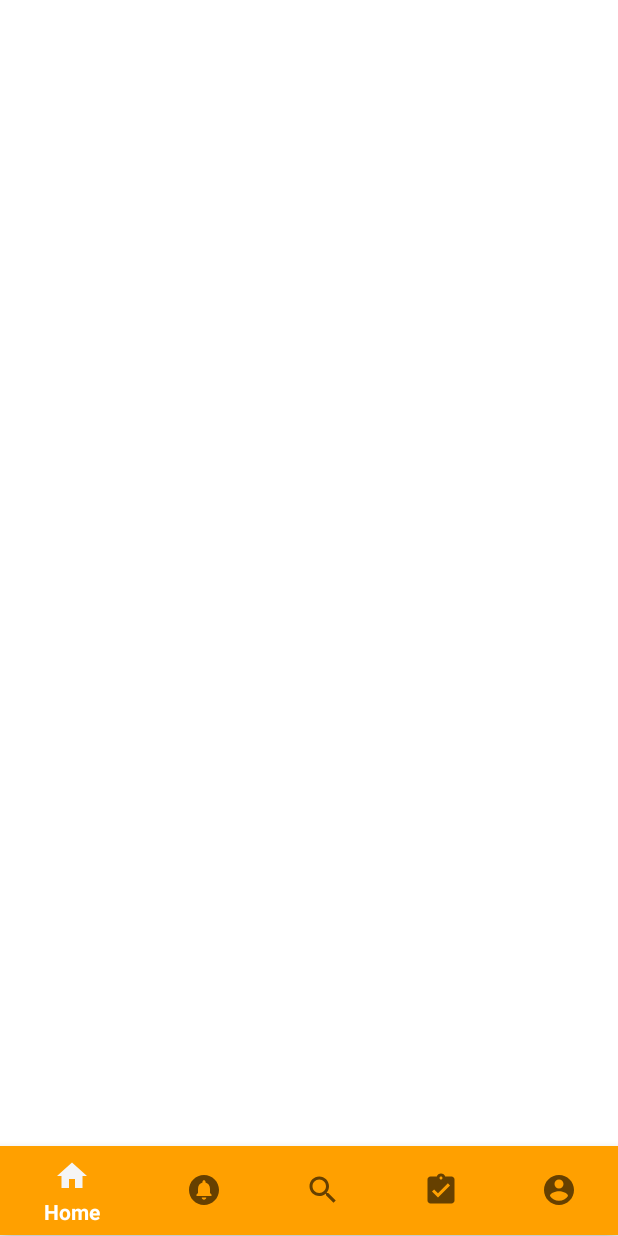
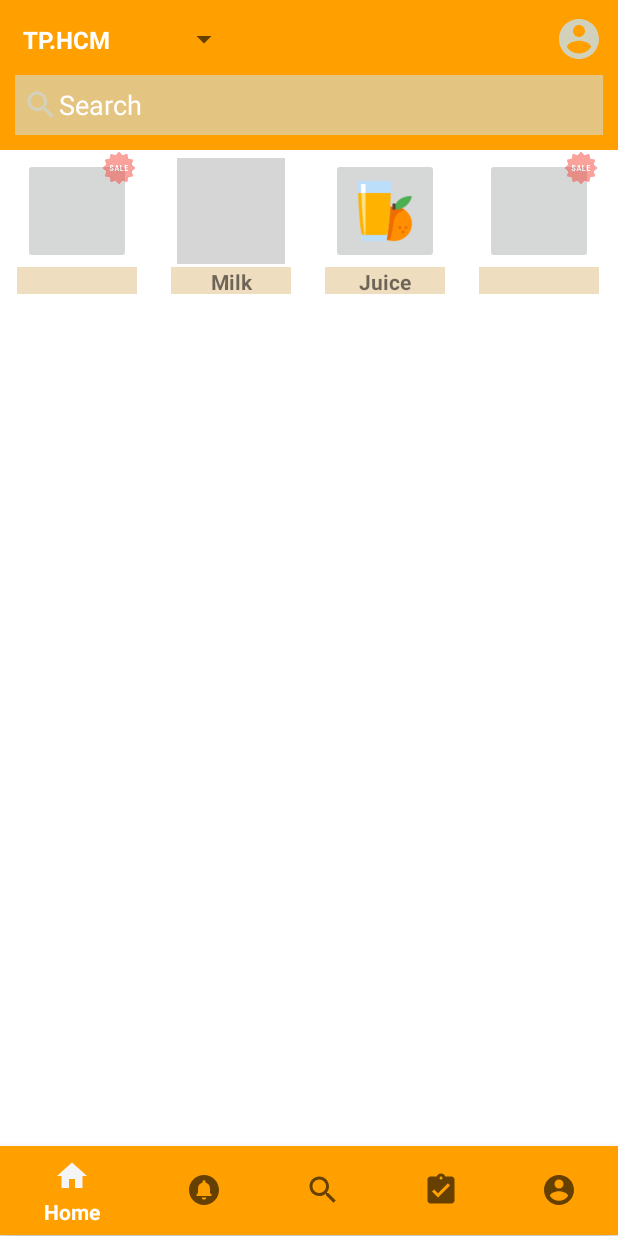
Before and after one commit to TienNHM/VietShop, an Android app: the screen it shows after launch (MainActivity), on a phone screen of 412 x 824 dp. Run offline under Robolectric (Android 15) with nearby library versions, the phone set to English and light mode, and no system bars; libraries missing offline, so code that uses them is left out: com.tbuonomo.viewpagerdotsindicator; Roboto replaces fonts that are not available here; grey boxes are pictures that could not be loaded.

Commit message:
set default fragment to fragment_home.xml

```diff
--- a/app/src/main/java/hcmute/edu/vn/id18110377/HomeFragment.java
+++ b/app/src/main/java/hcmute/edu/vn/id18110377/HomeFragment.java
@@ -76,7 +76,7 @@ public class HomeFragment extends Fragment {
         spinner.setAdapter(adapter);
 
         List<Product> productList = new ArrayList<>();
-        productList.add(new Product(0, "Beer", R.drawable.beer, R.drawable.sale));
+        productList.add(new Product(0, "Beer", R.drawable.milk_bottle, R.drawable.sale));
         productList.add(new Product(1, "Milk", R.drawable.milk_bottle));
         productList.add(new Product(2, "Juice", R.drawable.orange_juice));
         productList.add(new Product(3, "", R.drawable.cocktail, R.drawable.sale));
--- a/app/src/main/java/hcmute/edu/vn/id18110377/MainActivity.java
+++ b/app/src/main/java/hcmute/edu/vn/id18110377/MainActivity.java
@@ -22,23 +22,23 @@ public class MainActivity extends AppCompatActivity {
             onNavItemSelectedListener = item -> {
         Fragment fragment;
         switch (item.getItemId()) {
-            case R.id.home:
+            case R.id.menuHome:
                 fragment = new HomeFragment();
                 loadFragment(fragment);
                 return true;
-            case R.id.cart:
+            case R.id.menuCart:
                 fragment = new CartFragment();
                 loadFragment(fragment);
                 return true;
-            case R.id.account:
+            case R.id.menuAccount:
                 fragment = new AccountFragment();
                 loadFragment(fragment);
                 return true;
-            case R.id.notifications:
+            case R.id.menuNotifications:
                 fragment = new NotificationFragment();
                 loadFragment(fragment);
                 return true;
-            case R.id.search:
+            case R.id.menuSearch:
                 fragment = new SearchFragment();
                 loadFragment(fragment);
                 return true;
@@ -60,6 +60,9 @@ public class MainActivity extends AppCompatActivity {
         BottomNavigationView navigationView = this.findViewById(R.id.bottom_navbar);
         navigationView.setOnNavigationItemSelectedListener(onNavItemSelectedListener);
 
+        if (savedInstanceState == null) {
+            navigationView.setSelectedItemId(R.id.menuHome);
+        }
 
         /*img_list.add(ResourcesCompat.getDrawable(getResources(), R.drawable.bg_food, null));
         img_list.add(ResourcesCompat.getDrawable(getResources(), R.drawable.bg, null));
--- a/app/src/main/res/layout/fragment_account.xml
+++ b/app/src/main/res/layout/fragment_account.xml
@@ -20,7 +20,7 @@
             app:layout_constraintTop_toTopOf="parent">
 
             <ImageButton
-                android:id="@+id/account"
+                android:id="@+id/menuAccount"
                 android:layout_width="48dp"
                 android:layout_height="48dp"
                 android:layout_marginVertical="10dp"
--- a/app/src/main/res/layout/fragment_home.xml
+++ b/app/src/main/res/layout/fragment_home.xml
@@ -36,7 +36,7 @@
                 app:layout_constraintVertical_bias="0.0" />
 
             <ImageButton
-                android:id="@+id/account"
+                android:id="@+id/menuAccount"
                 android:layout_width="32dp"
                 android:layout_height="32dp"
                 android:layout_margin="10dp"
--- a/app/src/main/res/layout/product.xml
+++ b/app/src/main/res/layout/product.xml
@@ -21,21 +21,21 @@
             android:textStyle="bold" />
 
         <ImageButton
-            android:id="@+id/notifications"
+            android:id="@+id/menuNotifications"
             android:layout_width="wrap_content"
             android:layout_height="48dp"
             android:layout_weight="1"
             android:background="@drawable/notifications" />
 
         <ImageButton
-            android:id="@+id/account"
+            android:id="@+id/menuAccount"
             android:layout_width="wrap_content"
             android:layout_height="48dp"
             android:layout_weight="1"
             android:background="@drawable/account" />
 
         <ImageButton
-            android:id="@+id/search"
+            android:id="@+id/menuSearch"
             android:layout_width="wrap_content"
             android:layout_height="48dp"
             android:layout_weight="1"
--- a/app/src/main/res/layout/product_detail.xml
+++ b/app/src/main/res/layout/product_detail.xml
@@ -21,21 +21,21 @@
             android:textStyle="bold" />
 
         <ImageButton
-            android:id="@+id/notifications"
+            android:id="@+id/menuNotifications"
             android:layout_width="wrap_content"
             android:layout_height="48dp"
             android:layout_weight="1"
             android:background="@drawable/notifications" />
 
         <ImageButton
-            android:id="@+id/account"
+            android:id="@+id/menuAccount"
             android:layout_width="wrap_content"
             android:layout_height="48dp"
             android:layout_weight="1"
             android:background="@drawable/account" />
 
         <ImageButton
-            android:id="@+id/search"
+            android:id="@+id/menuSearch"
             android:layout_width="wrap_content"
             android:layout_height="48dp"
             android:layout_weight="1"
--- a/app/src/main/res/layout/product_item.xml
+++ b/app/src/main/res/layout/product_item.xml
@@ -19,6 +19,7 @@
             android:layout_marginHorizontal="4dp"
             android:layout_marginTop="5dp"
             android:layout_marginBottom="20dp"
+            android:forceHasOverlappingRendering="true"
             android:scaleType="fitCenter" />
 
         <TextView
@@ -36,7 +37,8 @@
             android:id="@+id/iv_special_image"
             android:layout_width="24dp"
             android:layout_height="24dp"
-            android:layout_gravity="right" />
+            android:layout_gravity="right"
+            android:alpha="0.5" />
 
     </FrameLayout>
 
--- a/app/src/main/res/menu/bottom_navbar.xml
+++ b/app/src/main/res/menu/bottom_navbar.xml
@@ -3,35 +3,35 @@
     xmlns:app="http://schemas.android.com/apk/res-auto">
 
     <item
-        android:id="@+id/home"
+        android:id="@+id/menuHome"
         android:contentDescription="@string/home"
         android:icon="@drawable/home"
         android:title="@string/home"
         app:showAsAction="ifRoom" />
 
     <item
-        android:id="@+id/notifications"
+        android:id="@+id/menuNotifications"
         android:contentDescription="@string/notifications"
         android:icon="@drawable/notifications"
         android:title="@string/notifications"
         app:showAsAction="ifRoom" />
 
     <item
-        android:id="@+id/search"
+        android:id="@+id/menuSearch"
         android:contentDescription="@string/search"
         android:icon="@drawable/search"
         android:title="@string/search"
         app:showAsAction="ifRoom" />
 
     <item
-        android:id="@+id/cart"
+        android:id="@+id/menuCart"
         android:contentDescription="@string/cart"
         android:icon="@drawable/service"
         android:title="@string/cart"
         app:showAsAction="ifRoom" />
 
     <item
-        android:id="@+id/account"
+        android:id="@+id/menuAccount"
         android:contentDescription="@string/account"
         android:icon="@drawable/account"
         android:title="@string/account"
```
